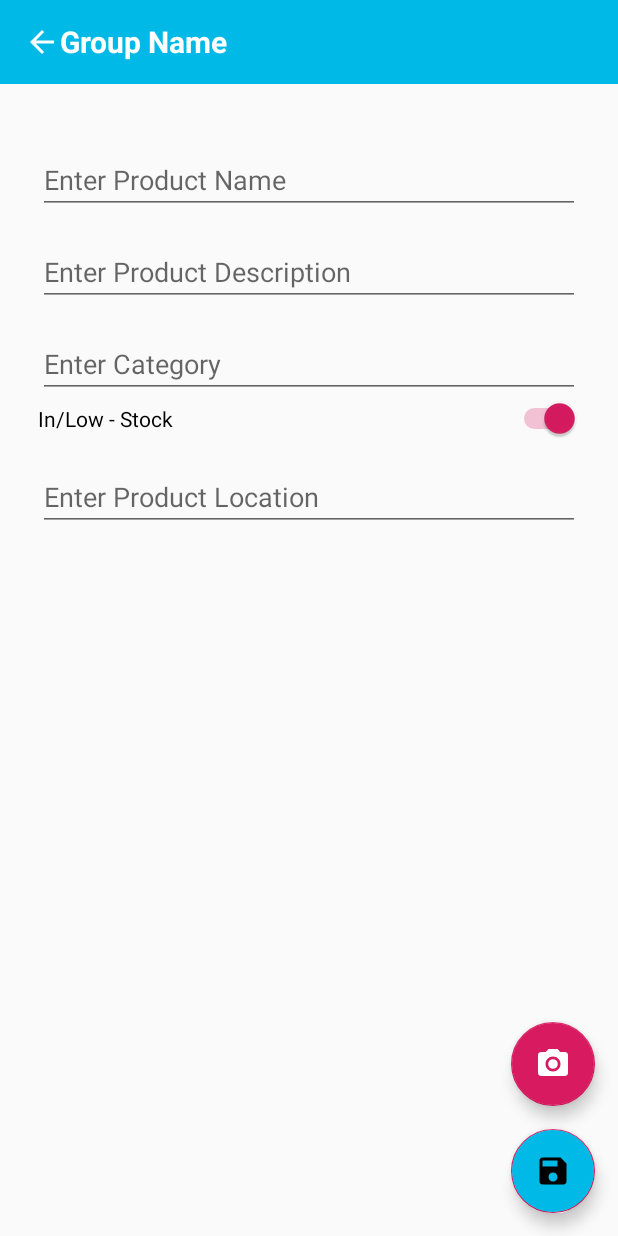
After one commit to prasharsh/roomately, an Android app: the layout add_view_edit_item.xml on its own in the app's theme, with its tools: preview values and no code run, on a phone screen of 412 x 824 dp. The commit adds this screen. Run offline under Robolectric (Android 15) with nearby library versions, the phone set to English and light mode, and no system bars.

Commit message:
add view edit items - Prashant

```diff
--- /dev/null
+++ b/app/src/main/res/drawable/ic_save_black_24dp.xml
@@ -0,0 +1,9 @@
+<vector xmlns:android="http://schemas.android.com/apk/res/android"
+        android:width="24dp"
+        android:height="24dp"
+        android:viewportWidth="24.0"
+        android:viewportHeight="24.0">
+    <path
+        android:fillColor="#FF000000"
+        android:pathData="M17,3L5,3c-1.11,0 -2,0.9 -2,2v14c0,1.1 0.89,2 2,2h14c1.1,0 2,-0.9 2,-2L21,7l-4,-4zM12,19c-1.66,0 -3,-1.34 -3,-3s1.34,-3 3,-3 3,1.34 3,3 -1.34,3 -3,3zM15,9L5,9L5,5h10v4z"/>
+</vector>
--- /dev/null
+++ b/app/src/main/res/layout/add_view_edit_item.xml
@@ -0,0 +1,101 @@
+<?xml version="1.0" encoding="utf-8"?>
+<androidx.constraintlayout.widget.ConstraintLayout
+    xmlns:android="http://schemas.android.com/apk/res/android"
+    xmlns:app="http://schemas.android.com/apk/res-auto"
+    xmlns:tools="http://schemas.android.com/tools"
+    android:layout_width="match_parent"
+    android:layout_height="match_parent"
+    tools:context=".Items">
+
+    <include
+        android:id="@+id/actionbar"
+        layout="@layout/actionbar"/>
+
+
+
+    <LinearLayout
+        android:layout_width="match_parent"
+        android:layout_height="wrap_content"
+        android:orientation="vertical"
+        android:padding="10dp"
+        app:layout_constraintTop_toBottomOf="@id/actionbar"
+        android:layout_margin="15sp"
+        android:focusableInTouchMode="true">
+
+        <EditText
+            android:id="@+id/ETProductName"
+            android:inputType="text"
+            android:layout_width="match_parent"
+            android:layout_height="wrap_content"
+            android:layout_marginTop="16dp"
+            android:hint="@string/product_name_hint"
+            android:importantForAutofill="no" />
+
+        <EditText
+            android:id="@+id/ETDesc"
+            android:layout_width="match_parent"
+            android:layout_height="wrap_content"
+            android:layout_marginTop="16dp"
+            android:inputType="text"
+            android:hint="@string/product_desc_hint"
+            android:importantForAutofill="no" />
+
+
+
+
+        <EditText
+            android:id="@+id/ETProductCategory"
+            android:layout_width="match_parent"
+            android:layout_height="wrap_content"
+            android:inputType="text"
+            android:hint="@string/category_hint"
+            android:layout_marginTop="16dp"
+            android:importantForAutofill="no" />
+
+
+        <Switch
+            android:id="@+id/switchToogle"
+            android:layout_width="match_parent"
+            android:layout_height="wrap_content"
+            android:checked="true"
+            android:text="@string/switch_toggle_hint"
+            android:textOff="@string/toggle_low_stock"
+            android:textOn="@string/toggle_in_stock" />
+
+
+        <EditText
+            android:id="@+id/ETProductLocation"
+            android:layout_width="match_parent"
+            android:layout_height="wrap_content"
+            android:layout_marginTop="16dp"
+            android:inputType="text"
+            android:hint="@string/location_hint"
+            android:importantForAutofill="no" />
+
+
+    </LinearLayout>
+    <com.google.android.material.floatingactionbutton.FloatingActionButton
+        android:id="@+id/barcodScannerFloatingButtoon"
+        android:layout_width="wrap_content"
+        android:layout_height="wrap_content"
+        android:backgroundTint="@color/colorAccent"
+        android:clickable="true"
+        app:srcCompat="@drawable/camera_white"
+        app:layout_constraintEnd_toEndOf="parent"
+        app:layout_constraintBottom_toTopOf="@id/saveItemFloatingButton"
+        android:layout_margin="15sp"/>
+
+    <com.google.android.material.floatingactionbutton.FloatingActionButton
+        android:id="@+id/saveItemFloatingButton"
+        android:layout_width="wrap_content"
+        android:layout_height="wrap_content"
+        android:backgroundTint="@color/actionbar"
+        android:clickable="true"
+        app:srcCompat="@drawable/ic_save_black_24dp"
+        app:layout_constraintEnd_toEndOf="parent"
+        app:layout_constraintBottom_toBottomOf="parent"
+        android:layout_margin="15sp"/>
+
+
+
+</androidx.constraintlayout.widget.ConstraintLayout >
--- a/app/src/main/res/values/strings.xml
+++ b/app/src/main/res/values/strings.xml
@@ -1,3 +1,10 @@
 <resources>
     <string name="app_name">Roomately</string>
+    <string name="product_name_hint">Enter Product Name</string>
+    <string name="product_desc_hint">Enter Product Description</string>
+    <string name="toggle_low_stock">LOW-STOCK</string>
+    <string name="toggle_in_stock">IN-STOCK</string>
+    <string name="category_hint">Enter Category</string>
+    <string name="location_hint">Enter Product Location</string>
+    <string name="switch_toggle_hint">In/Low - Stock</string>
 </resources>
```
